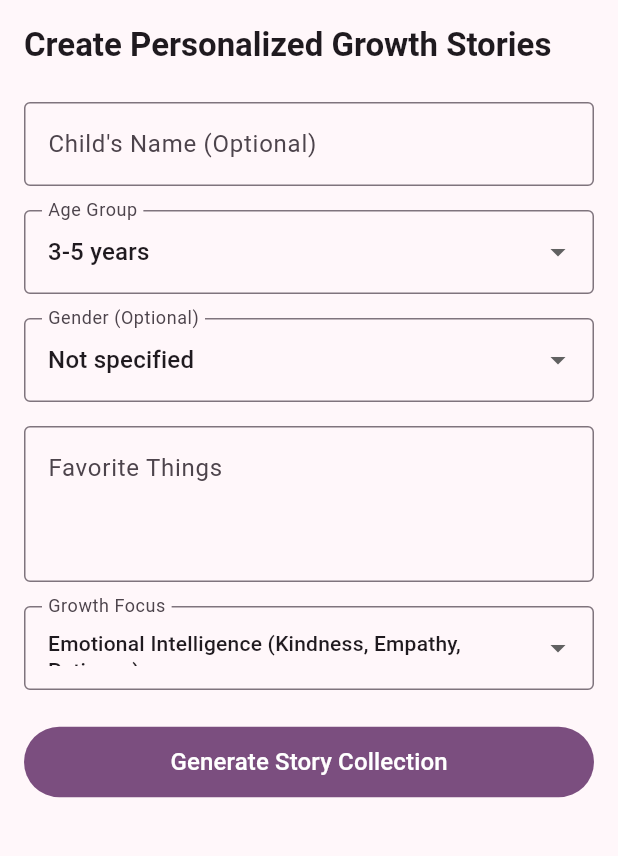
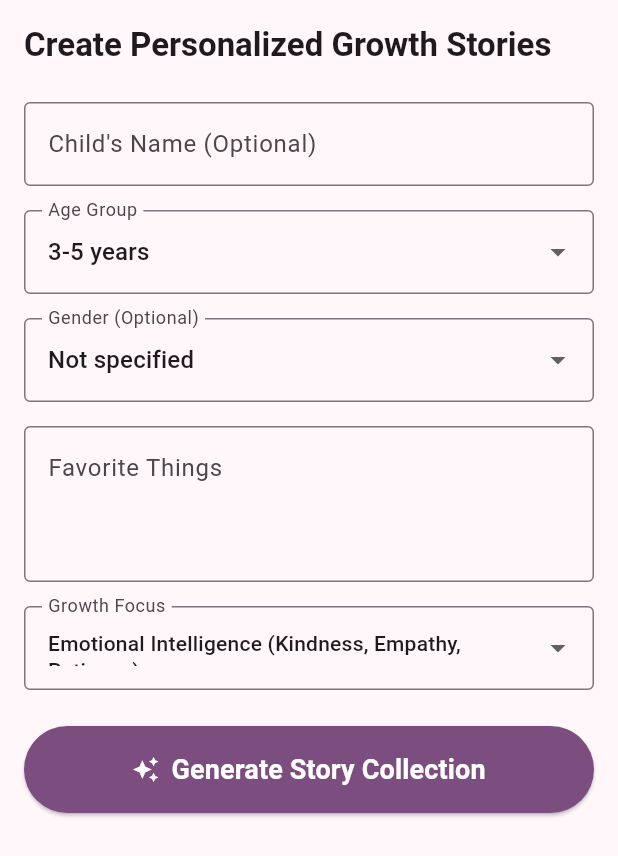
Before and after one commit to trmquang93/magical_stories, a Flutter app: the GrowthStoryForm widget shown alone on an empty page, opened directly, on a phone screen of 412 x 824 dp. Shown: the top 856 px of the screen. Run offline on Flutter 3.47's test engine with Material 3 defaults, Android fonts, the phone set to English and light mode, and no system bars; our stand-ins replace flutter_dotenv, flutter_markdown, flutter_tts, shared_preferences, sqflite; accounts and stored records are empty.

Commit message:
Enhance GrowthStoryForm with loading state, error handling, and dynamic UI

```diff
--- a/lib/widgets/growth_story_form.dart
+++ b/lib/widgets/growth_story_form.dart
@@ -3,7 +3,12 @@ import 'package:provider/provider.dart';
 import '../providers/story_provider.dart';
 
 class GrowthStoryForm extends StatefulWidget {
-  const GrowthStoryForm({super.key});
+  final VoidCallback? onStoryCreated;
+
+  const GrowthStoryForm({
+    super.key,
+    this.onStoryCreated,
+  });
 
   @override
   State<GrowthStoryForm> createState() => _GrowthStoryFormState();
@@ -16,6 +21,7 @@ class _GrowthStoryFormState extends State<GrowthStoryForm> {
   String _favoriteThings = '';
   String _childName = '';
   String _selectedGrowthFocus = 'emotional';
+  late StoryProvider _storyProvider;
 
   final List<String> _ageGroups = ['3-5', '6-8', '9-10'];
   final List<String> _genders = ['', 'Boy', 'Girl'];
@@ -26,17 +32,55 @@ class _GrowthStoryFormState extends State<GrowthStoryForm> {
   };
 
   @override
+  void initState() {
+    super.initState();
+    WidgetsBinding.instance.addPostFrameCallback((_) {
+      _storyProvider = context.read<StoryProvider>();
+      _storyProvider.addListener(_handleError);
+    });
+  }
+
+  void _handleError() {
+    final error = _storyProvider.error;
+    if (error.isNotEmpty) {
+      if (!mounted) return;
+      ScaffoldMessenger.of(context).showSnackBar(
+        SnackBar(
+          content: Text(error),
+          backgroundColor: Colors.red,
+          duration: const Duration(seconds: 5),
+          action: SnackBarAction(
+            label: 'Dismiss',
+            textColor: Colors.white,
+            onPressed: () {
+              ScaffoldMessenger.of(context).hideCurrentSnackBar();
+            },
+          ),
+        ),
+      );
+    }
+  }
+
+  @override
+  void dispose() {
+    _storyProvider.removeListener(_handleError);
+    super.dispose();
+  }
+
+  @override
   Widget build(BuildContext context) {
     return Container(
       padding: EdgeInsets.only(
-        bottom: MediaQuery.of(context).viewInsets.bottom,
+        bottom: MediaQuery.of(context).viewInsets.bottom + 16,
         left: 16,
         right: 16,
         top: 16,
       ),
       child: Form(
         key: _formKey,
-        child: SingleChildScrollView(
+        child: Consumer<StoryProvider>(
+          builder: (context, storyProvider, child) {
+            return SingleChildScrollView(
               child: Column(
                 mainAxisSize: MainAxisSize.min,
                 crossAxisAlignment: CrossAxisAlignment.stretch,
@@ -49,6 +93,7 @@ class _GrowthStoryFormState extends State<GrowthStoryForm> {
                   ),
                   const SizedBox(height: 24),
                   TextFormField(
+                    enabled: !storyProvider.isLoading,
                     decoration: const InputDecoration(
                       labelText: 'Child\'s Name (Optional)',
                       hintText: 'Enter child\'s name',
@@ -69,7 +114,9 @@ class _GrowthStoryFormState extends State<GrowthStoryForm> {
                         child: Text('$ageGroup years'),
                       );
                     }).toList(),
-                onChanged: (String? value) {
+                    onChanged: storyProvider.isLoading
+                        ? null
+                        : (String? value) {
                             if (value != null) {
                               setState(() => _selectedAgeGroup = value);
                             }
@@ -88,7 +135,9 @@ class _GrowthStoryFormState extends State<GrowthStoryForm> {
                         child: Text(gender.isEmpty ? 'Not specified' : gender),
                       );
                     }).toList(),
-                onChanged: (String? value) {
+                    onChanged: storyProvider.isLoading
+                        ? null
+                        : (String? value) {
                             if (value != null) {
                               setState(() => _selectedGender = value);
                             }
@@ -96,13 +145,15 @@ class _GrowthStoryFormState extends State<GrowthStoryForm> {
                   ),
                   const SizedBox(height: 16),
                   TextFormField(
+                    enabled: !storyProvider.isLoading,
                     decoration: const InputDecoration(
                       labelText: 'Favorite Things',
                       hintText: 'Animals, superheroes, activities...',
                       border: OutlineInputBorder(),
                       alignLabelWithHint: true,
                     ),
-                onChanged: (value) => setState(() => _favoriteThings = value),
+                    onChanged: (value) =>
+                        setState(() => _favoriteThings = value),
                     maxLines: 3,
                     textAlignVertical: TextAlignVertical.top,
                   ),
@@ -153,7 +204,9 @@ class _GrowthStoryFormState extends State<GrowthStoryForm> {
                         ),
                       );
                     }).toList(),
-                onChanged: (String? value) {
+                    onChanged: storyProvider.isLoading
+                        ? null
+                        : (String? value) {
                             if (value != null) {
                               setState(() => _selectedGrowthFocus = value);
                             }
@@ -162,19 +215,41 @@ class _GrowthStoryFormState extends State<GrowthStoryForm> {
                     menuMaxHeight: 300,
                   ),
                   const SizedBox(height: 24),
-              FilledButton(
-                onPressed: _generateStoryCollection,
-                child: const Padding(
-                  padding: EdgeInsets.all(12.0),
-                  child: Text(
-                    'Generate Story Collection',
-                    style: TextStyle(fontSize: 16),
+                  ElevatedButton.icon(
+                    onPressed: storyProvider.isLoading
+                        ? null
+                        : _generateStoryCollection,
+                    style: ElevatedButton.styleFrom(
+                      padding: const EdgeInsets.all(16),
+                      backgroundColor: Theme.of(context).colorScheme.primary,
+                      foregroundColor: Colors.white,
+                    ),
+                    icon: storyProvider.isLoading
+                        ? Container(
+                            width: 24,
+                            height: 24,
+                            padding: const EdgeInsets.all(2.0),
+                            child: const CircularProgressIndicator(
+                              color: Colors.white,
+                              strokeWidth: 3,
+                            ),
+                          )
+                        : const Icon(Icons.auto_awesome),
+                    label: Text(
+                      storyProvider.isLoading
+                          ? 'Creating Magic...'
+                          : 'Generate Story Collection',
+                      style: const TextStyle(
+                        fontSize: 18,
+                        fontWeight: FontWeight.bold,
                       ),
                     ),
                   ),
                   const SizedBox(height: 16),
                 ],
               ),
+            );
+          },
         ),
       ),
     );
@@ -193,40 +268,13 @@ class _GrowthStoryFormState extends State<GrowthStoryForm> {
         'growthFocus': _selectedGrowthFocus,
       };
 
-      // TODO: Implement story collection generation in StoryProvider
+      // Generate story collection
       storyProvider.generateStoryCollection(request).then((_) {
         Navigator.pop(context);
-        _showCollectionCreatedDialog();
+        if (widget.onStoryCreated != null) {
+          widget.onStoryCreated!();
+        }
       });
     }
   }
-
-  Future<void> _showCollectionCreatedDialog() async {
-    return showDialog<void>(
-      context: context,
-      builder: (BuildContext context) {
-        return AlertDialog(
-          title: const Text('Story Collection Created! 🎉'),
-          content: const Text(
-            'Your personalized growth story collection has been created successfully!',
-          ),
-          actions: <Widget>[
-            TextButton(
-              child: const Text('Stay Here'),
-              onPressed: () {
-                Navigator.of(context).pop();
-              },
-            ),
-            FilledButton(
-              child: const Text('View Collection'),
-              onPressed: () {
-                Navigator.of(context).pop();
-                // TODO: Navigate to the story collection view
-              },
-            ),
-          ],
-        );
-      },
-    );
 }
-}
```
Also changed, not shown: lib/screens/home_screen.dart (+10 -11 lines). Lines whose indentation alone changed are shown as unchanged.
